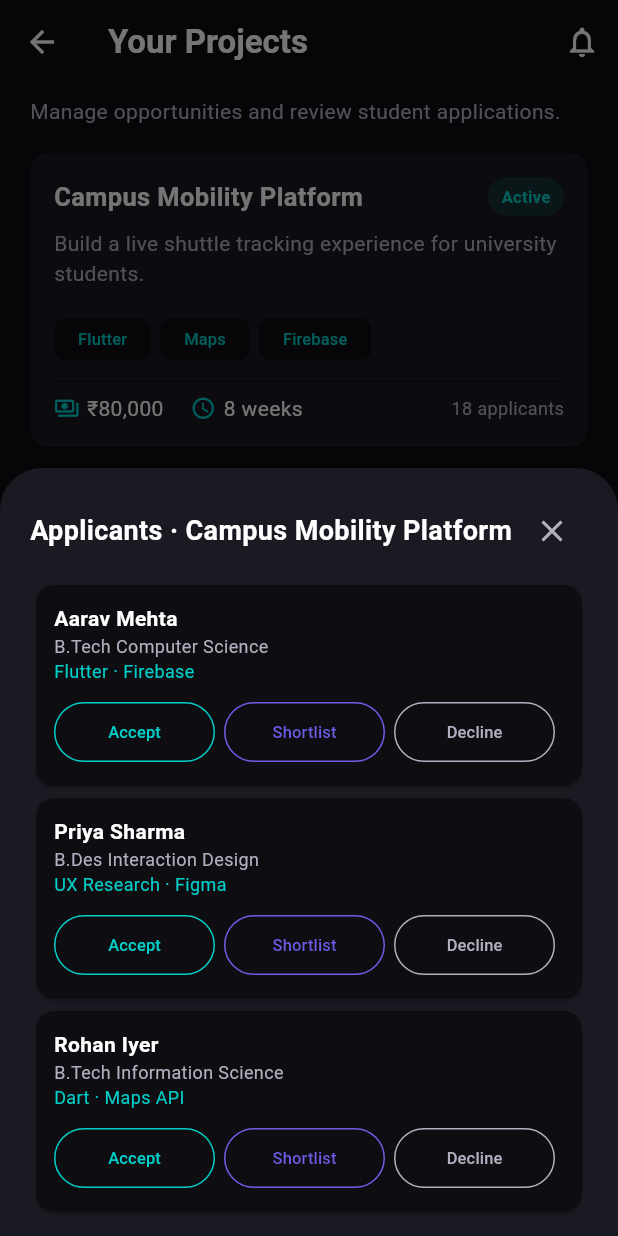
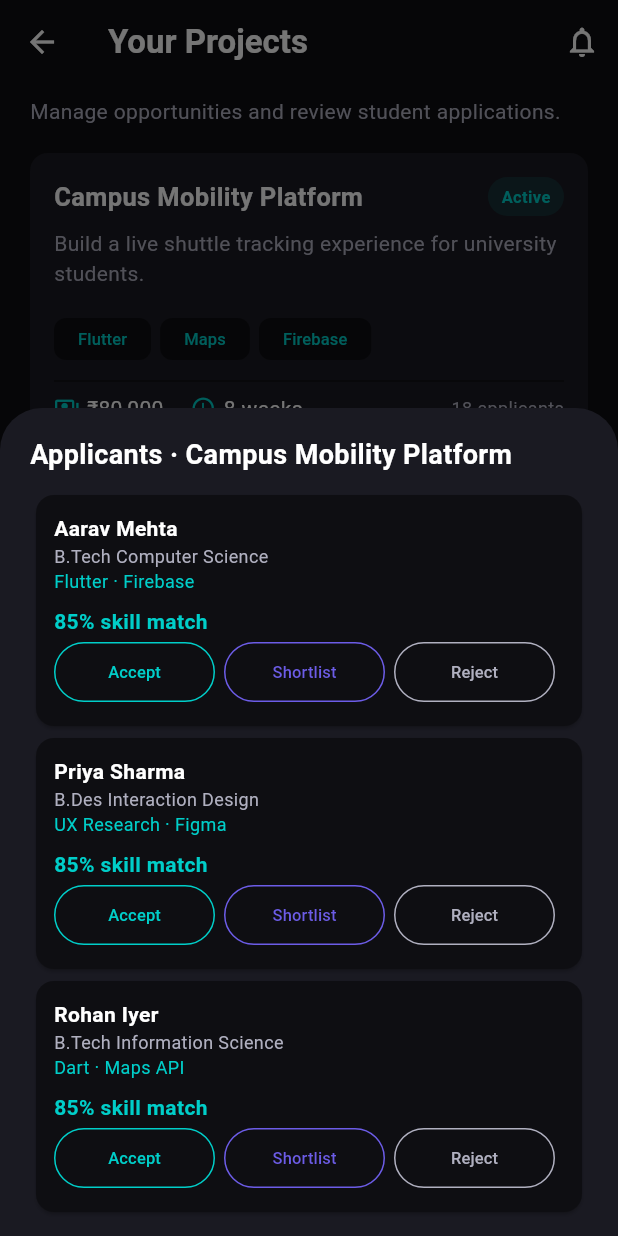
Before and after one commit to shrawanprajapati/GDGappDev, a Flutter app: the IndustryDashboard screen opened by its route, after a tap on "Review applicants", after a tap on "Campus Mobility Platform", on a phone screen of 412 x 824 dp. Run offline on Flutter 3.47's test engine with Material 3 defaults, Android fonts, the phone set to English and light mode, and no system bars; our stand-ins replace shared_preferences, video_player; accounts and stored records are empty.

Commit message:
feat(cp3-industry): connect projects and applicant notifications

```diff
--- a/uniloop/lib/industry/dashboard/industry_dashboard.dart
+++ b/uniloop/lib/industry/dashboard/industry_dashboard.dart
@@ -1,7 +1,10 @@
 import 'package:flutter/material.dart';
 
 import '../../core/app_colors.dart';
+import '../../core/data/mock_store.dart';
 import '../post_project/post_project_page.dart';
+import '../hiring_pipeline.dart';
+import '../review_applicants.dart';
 
 class IndustryDashboard extends StatefulWidget {
   const IndustryDashboard({super.key});
@@ -164,6 +167,15 @@ class _IndustryDashboardState extends State<IndustryDashboard> {
         'Review applicants',
         'Continue where you left off',
         () => setState(() => _currentIndex = 1),
+      ),
+      _actionTile(
+        Icons.account_tree_outlined,
+        'Hiring pipeline',
+        'Move candidates through your hiring stages',
+        () => Navigator.push(
+          context,
+          MaterialPageRoute(builder: (_) => const HiringPipelinePage()),
+        ),
       ),
     ],
   );
@@ -447,7 +459,17 @@ class _IndustryDashboardState extends State<IndustryDashboard> {
       context,
       MaterialPageRoute(builder: (_) => const PostProjectPage()),
     );
-    if (project != null) setState(() => _projects.insert(0, project));
+    if (project != null) {
+      final projectWithId = {
+        ...project,
+        'id': DateTime.now().microsecondsSinceEpoch.toString(),
+        'postedBy': 'Acme Labs',
+        'domain': 'Industry',
+        'status': 'Open',
+      };
+      MockStore.instance.addProject(projectWithId);
+      setState(() => _projects.insert(0, projectWithId));
+    }
   }
 
   void _showApplicants(Map<String, dynamic> project) {
@@ -468,13 +490,7 @@ class _IndustryDashboardState extends State<IndustryDashboard> {
         'skills': 'Dart · Maps API',
       },
     ];
-    showModalBottomSheet(
-      context: context,
-      backgroundColor: AppColors.surface,
-      isScrollControlled: true,
-      builder: (_) =>
-          _ApplicantsSheet(project: project, applicants: applicants),
-    );
+    showApplicantReviewSheet(context, applicants, project['title']);
   }
 }
 
--- /dev/null
+++ b/uniloop/lib/industry/review_applicants.dart
@@ -0,0 +1,140 @@
+import 'package:flutter/material.dart';
+
+import '../core/app_colors.dart';
+import '../core/data/mock_store.dart';
+
+Future<void> showApplicantReviewSheet(
+  BuildContext context,
+  List<Map<String, String>> applicants,
+  String projectTitle,
+) {
+  return showModalBottomSheet<void>(
+    context: context,
+    backgroundColor: AppColors.surface,
+    isScrollControlled: true,
+    builder: (_) => _ApplicantReviewSheet(
+      projectTitle: projectTitle,
+      applicants: applicants,
+    ),
+  );
+}
+
+class _ApplicantReviewSheet extends StatefulWidget {
+  const _ApplicantReviewSheet({
+    required this.projectTitle,
+    required this.applicants,
+  });
+  final String projectTitle;
+  final List<Map<String, String>> applicants;
+  @override
+  State<_ApplicantReviewSheet> createState() => _ApplicantReviewSheetState();
+}
+
+class _ApplicantReviewSheetState extends State<_ApplicantReviewSheet> {
+  final decisions = <String, String>{};
+  @override
+  Widget build(BuildContext context) => SafeArea(
+    child: Padding(
+      padding: const EdgeInsets.fromLTRB(20, 18, 20, 12),
+      child: Column(
+        mainAxisSize: MainAxisSize.min,
+        crossAxisAlignment: CrossAxisAlignment.start,
+        children: [
+          Text(
+            'Applicants · ${widget.projectTitle}',
+            style: const TextStyle(
+              color: AppColors.textPrimary,
+              fontSize: 18,
+              fontWeight: FontWeight.bold,
+            ),
+          ),
+          const SizedBox(height: 10),
+          ...widget.applicants.map(_applicant),
+        ],
+      ),
+    ),
+  );
+  Widget _applicant(Map<String, String> applicant) {
+    final name = applicant['name']!;
+    final decision = decisions[name];
+    return Card(
+      color: AppColors.background,
+      child: Padding(
+        padding: const EdgeInsets.all(12),
+        child: Column(
+          crossAxisAlignment: CrossAxisAlignment.start,
+          children: [
+            Text(
+              name,
+              style: const TextStyle(
+                color: AppColors.textPrimary,
+                fontWeight: FontWeight.bold,
+              ),
+            ),
+            Text(
+              applicant['course']!,
+              style: const TextStyle(
+                color: AppColors.textSecondary,
+                fontSize: 12,
+              ),
+            ),
+            Text(
+              applicant['skills']!,
+              style: const TextStyle(color: AppColors.accent, fontSize: 12),
+            ),
+            const SizedBox(height: 8),
+            Text(
+              '85% skill match',
+              style: const TextStyle(
+                color: AppColors.accent,
+                fontWeight: FontWeight.bold,
+              ),
+            ),
+            if (decision == null)
+              Row(
+                children: [
+                  _decision('Accept', AppColors.accent, name),
+                  _decision('Shortlist', AppColors.primary, name),
+                  _decision('Reject', AppColors.textSecondary, name),
+                ],
+              )
+            else
+              Text(
+                decision,
+                style: const TextStyle(
+                  color: AppColors.accent,
+                  fontWeight: FontWeight.bold,
+                ),
+              ),
+          ],
+        ),
+      ),
+    );
+  }
+
+  Widget _decision(String label, Color color, String name) => Expanded(
+    child: Padding(
+      padding: const EdgeInsets.only(right: 6),
+      child: OutlinedButton(
+        onPressed: () {
+          setState(() => decisions[name] = label);
+          final user = MockStore.instance.users.firstWhere(
+            (item) => item['name'] == name,
+            orElse: () => {'id': 'student-1'},
+          );
+          MockStore.instance.addNotification(
+            userId: user['id'],
+            type: 'Projects',
+            text: 'Your application was $label.',
+            route: '/student-dashboard',
+          );
+        },
+        style: OutlinedButton.styleFrom(
+          foregroundColor: color,
+          side: BorderSide(color: color),
+        ),
+        child: Text(label, style: const TextStyle(fontSize: 11)),
+      ),
+    ),
+  );
+}
```
